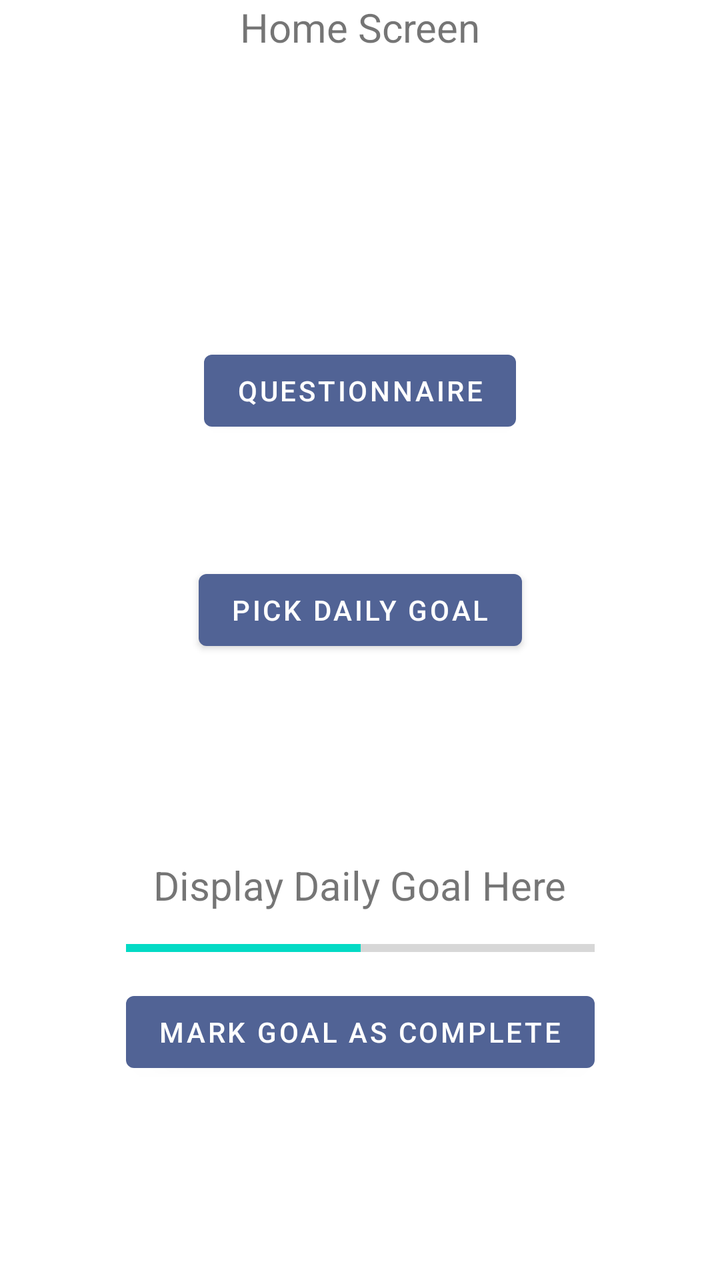
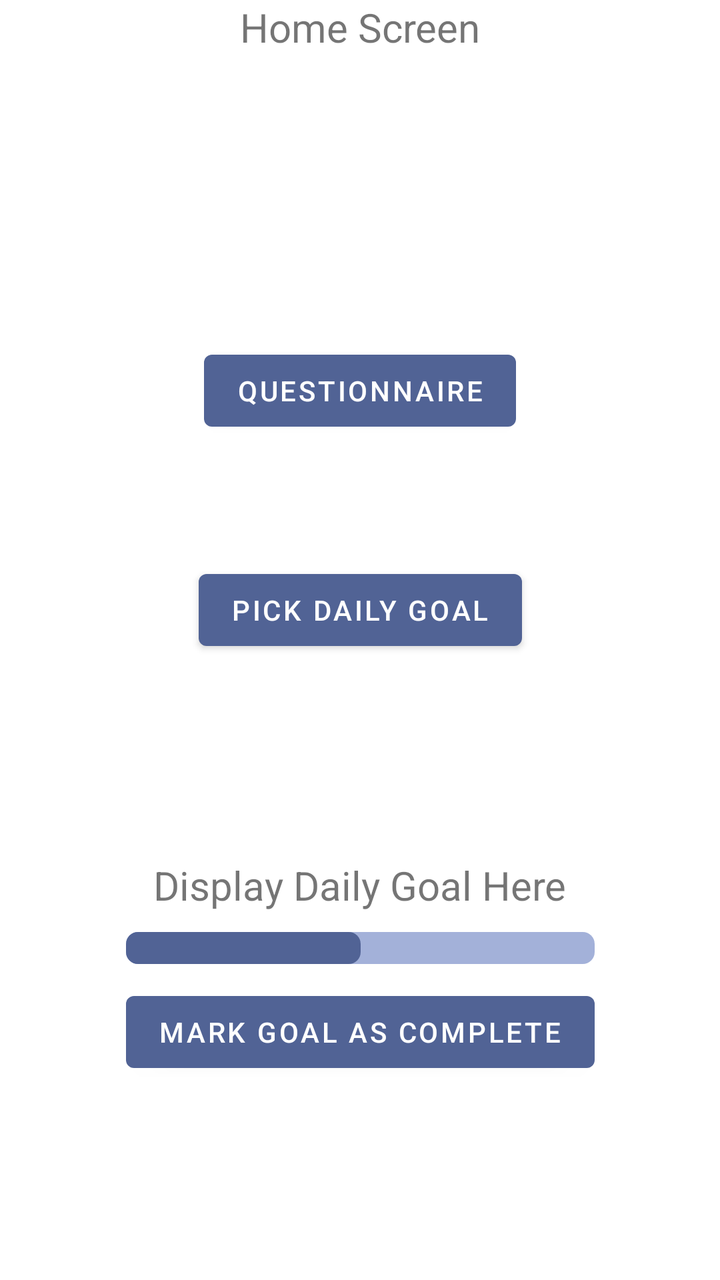

Compare the two renders of this Android layout. The source of the first and the diff that turns it into the second are given below.
<!-- AndroidManifest.xml: application theme Theme.SELab23B02 -->
<!-- res/layout/fragment_home.xml -->
<?xml version="1.0" encoding="utf-8"?>
<androidx.constraintlayout.widget.ConstraintLayout xmlns:android="http://schemas.android.com/apk/res/android"
    xmlns:app="http://schemas.android.com/apk/res-auto"
    xmlns:tools="http://schemas.android.com/tools"
    android:layout_width="match_parent"
    android:layout_height="match_parent"
    tools:context=".HomeFragment">

    
    <TextView
        android:id="@+id/textView"
        android:layout_width="wrap_content"
        android:layout_height="wrap_content"
        android:layout_gravity="center"
        android:text="Home Screen"
        android:textSize="20sp"
        app:layout_constraintLeft_toLeftOf="parent"
        app:layout_constraintRight_toRightOf="parent"
        app:layout_constraintTop_toTopOf="parent" />

    <Button
        android:id="@+id/QuestionnaireButton"
        android:layout_width="wrap_content"
        android:layout_height="wrap_content"
        android:layout_marginTop="-250dp"
        android:onClick="QuestionnaireClicked"
        android:text="Questionnaire"
        app:layout_constraintBottom_toBottomOf="parent"
        app:layout_constraintLeft_toLeftOf="parent"
        app:layout_constraintRight_toRightOf="parent"
        app:layout_constraintTop_toTopOf="parent" />

    <Button
        android:id="@+id/DailyGoalButton"
        android:layout_width="wrap_content"
        android:layout_height="wrap_content"
        android:layout_marginTop="-250dp"
        android:onClick="PickDailyGoalClicked"
        android:text="Pick Daily Goal"
        app:layout_constraintBottom_toBottomOf="parent"
        app:layout_constraintLeft_toLeftOf="parent"
        app:layout_constraintRight_toRightOf="parent"
        app:layout_constraintTop_toBottomOf="@+id/QuestionnaireButton" />

    <LinearLayout
        android:id="@+id/linearLayout4"
        android:layout_width="wrap_content"
        android:layout_height="wrap_content"
        android:divider="@drawable/divider"
        android:orientation="vertical"
        android:showDividers="middle"
        app:layout_constraintBottom_toBottomOf="parent"
        app:layout_constraintLeft_toLeftOf="parent"
        app:layout_constraintRight_toRightOf="parent"
        app:layout_constraintTop_toBottomOf="@+id/DailyGoalButton"
        android:gravity="center">

        <TextView
            android:id="@+id/DailyGoalTxt"
            android:layout_width="wrap_content"
            android:layout_height="wrap_content"
            android:text="Display Daily Goal Here"
            android:textSize="20dp" />

        <ProgressBar
            android:id="@+id/DailyGoalProgressBar"
            style="?android:progressBarStyleHorizontal"
            android:layout_width="match_parent"
            android:layout_height="wrap_content"
            android:indeterminate="false"
            android:max="100"
            android:progress="50" />

        <Button
            android:id="@+id/GoalCompleteButton"
            android:layout_width="wrap_content"
            android:layout_height="wrap_content"
            android:text="Mark Goal as Complete"
            android:onClick="markGoalAsCompleteClicked"/>

    </LinearLayout>

</androidx.constraintlayout.widget.ConstraintLayout>
<!-- resources referenced by this layout -->
<resources>
  <!-- drawable divider (drawable) -->
  <?xml version="1.0" encoding="utf-8"?>
  <shape xmlns:android="http://schemas.android.com/apk/res/android">
      <size
          android:height="10dp"
          android:width="5dp"
          />
  </shape>
  <style name="Theme.SELab23B02" parent="Theme.MaterialComponents.DayNight.DarkActionBar">
          
          <item name="colorPrimary">@color/accent_color</item>
          <item name="colorPrimaryVariant">@color/accent_color</item>
          <item name="colorOnPrimary">@color/white</item>
          
          <item name="colorSecondary">@color/teal_200</item>
          <item name="colorSecondaryVariant">@color/teal_700</item>
          <item name="colorOnSecondary">@color/black</item>
          
          <item name="android:statusBarColor">?attr/colorPrimaryVariant</item>
          
      </style>
  <color name="accent_color">#516395</color>
  <color name="white">#FFFFFFFF</color>
  <color name="teal_200">#FF03DAC5</color>
  <color name="teal_700">#FF018786</color>
  <color name="black">#FF000000</color>
</resources>

<!-- the commit's change to res/layout/fragment_home.xml (unified diff, before → after) -->
@@ -6,7 +6,6 @@
     android:layout_height="match_parent"
     tools:context=".HomeFragment">
 
-    
     <TextView
         android:id="@+id/textView"
         android:layout_width="wrap_content"
@@ -69,7 +68,8 @@
             android:layout_height="wrap_content"
             android:indeterminate="false"
             android:max="100"
-            android:progress="50" />
+            android:progress="50"
+            android:progressDrawable="@drawable/progress_bar_background" />
 
         <Button
             android:id="@+id/GoalCompleteButton"
<!-- resource entries referenced after the edit -->
@@ -8,6 +8,27 @@
           android:width="5dp"
           />
   </shape>
+  <!-- drawable progress_bar_background (drawable) -->
+  <?xml version="1.0" encoding="utf-8"?>
+  <layer-list xmlns:android="http://schemas.android.com/apk/res/android">
+      <item android:id="@android:id/background">
+          <shape android:shape="rectangle">
+              <corners android:radius="6dp"/>
+              <solid android:color="#a3b1d9"/>
+          </shape>
+      </item>
+  
+      <item android:id="@+id/progress">
+          <scale android:scaleWidth="100%">
+              <shape android:shape="rectangle">
+                  <corners android:radius="6dp"/>
+                  <solid android:color="@color/accent_color"/>
+              </shape>
+  
+          </scale>
+      </item>
+  
+  </layer-list>
   <style name="Theme.SELab23B02" parent="Theme.MaterialComponents.DayNight.DarkActionBar">
           
           <item name="colorPrimary">@color/accent_color</item>
